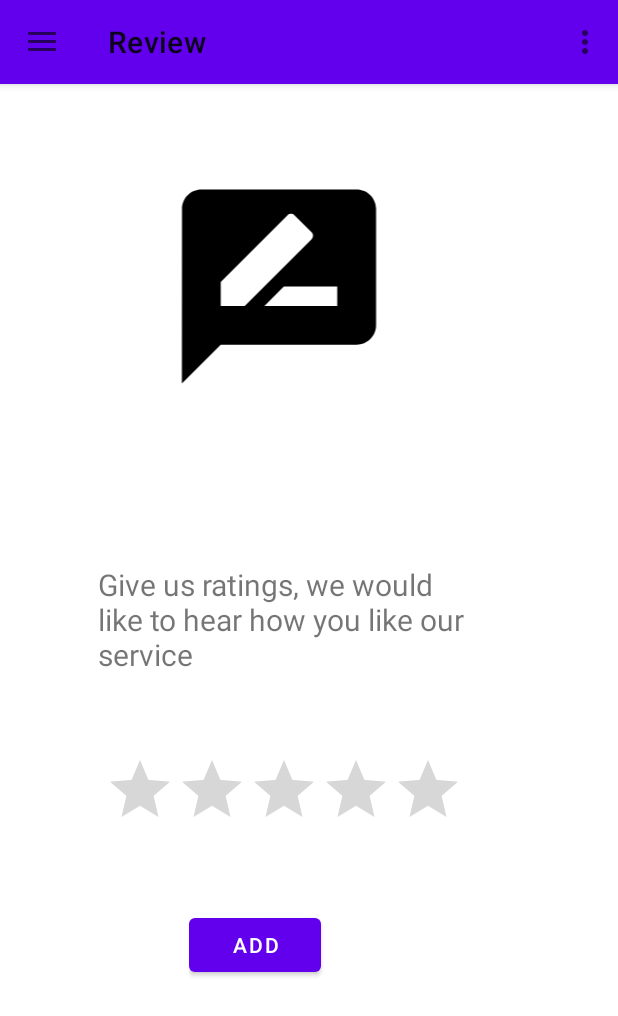
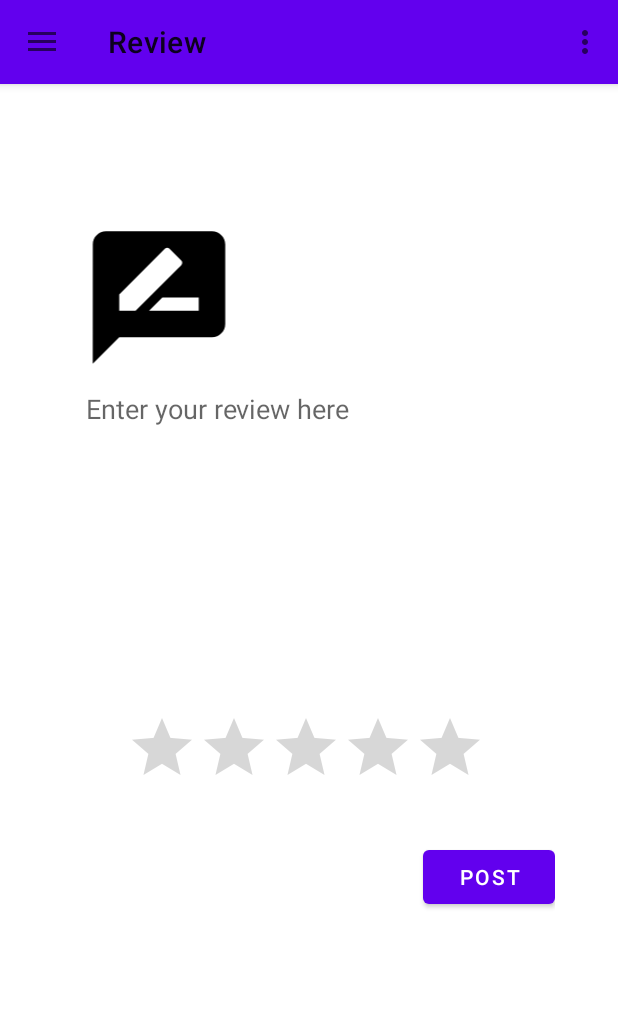
Before and after one commit to ancahutupasu/HeServices2, an Android app: the ReviewFragment screen opened through its navigation route, on a phone screen of 412 x 824 dp. Shown: the top 1016 px of the screen. Run offline under Robolectric (Android 15) with nearby library versions, the phone set to English and light mode, and no system bars; our stand-ins replace navigation-ui.

Commit message:
small change everywhere

```diff
--- a/app/src/main/java/com/example/heservices/MainActivity.java
+++ b/app/src/main/java/com/example/heservices/MainActivity.java
@@ -4,23 +4,18 @@ import androidx.appcompat.app.AppCompatActivity;
 import androidx.appcompat.widget.Toolbar;
 import androidx.core.view.GravityCompat;
 import androidx.drawerlayout.widget.DrawerLayout;
-import androidx.lifecycle.Observer;
-import androidx.lifecycle.ViewModelProvider;
 import androidx.navigation.NavController;
 import androidx.navigation.Navigation;
 import androidx.navigation.ui.AppBarConfiguration;
 import androidx.navigation.ui.NavigationUI;
 
 import android.os.Bundle;
-import android.provider.ContactsContract;
 import android.view.Menu;
 import android.view.MenuItem;
 import android.view.View;
 
 import com.google.android.material.bottomnavigation.BottomNavigationView;
 import com.google.android.material.navigation.NavigationView;
-
-import java.util.List;
 
 public class MainActivity extends AppCompatActivity {
     NavController navController;
@@ -54,10 +49,9 @@ public class MainActivity extends AppCompatActivity {
                 R.id.nav_about,
                 R.id.nav_contact,
                 R.id.nav_delivery,
-                R.id.nav_feedback,
                 R.id.nav_review,
                 R.id.nav_services,
-                R.id.nav_account,
+                R.id.nav_signin,
                 R.id.nav_setting,
                 R.id.nav_register,
                 R.id.nav_signup
--- a/app/src/main/java/com/example/heservices/account/AccountViewModel.java
+++ /dev/null
@@ -1,6 +0,0 @@
-package com.example.heservices.account;
-
-import androidx.lifecycle.ViewModel;
-
-public class AccountViewModel extends ViewModel {
-}
--- a/app/src/main/java/com/example/heservices/feedback/FeedbackViewModel.java
+++ /dev/null
@@ -1,6 +0,0 @@
-package com.example.heservices.feedback;
-
-import androidx.lifecycle.ViewModel;
-
-public class FeedbackViewModel extends ViewModel {
-}
--- /dev/null
+++ b/app/src/main/java/com/example/heservices/signiN/singInViewModel.java
@@ -0,0 +1,6 @@
+package com.example.heservices.signiN;
+
+import androidx.lifecycle.ViewModel;
+
+public class singInViewModel extends ViewModel {
+}
--- a/app/src/main/res/layout/fragment_review.xml
+++ b/app/src/main/res/layout/fragment_review.xml
@@ -6,93 +6,70 @@
     android:layout_height="match_parent">
 
     <LinearLayout
-        android:id="@+id/linearLayout5"
-        android:layout_width="280dp"
-        android:layout_height="86dp"
-        android:orientation="horizontal"
+        android:layout_width="328dp"
+        android:layout_height="589dp"
+        android:orientation="vertical"
         app:layout_constraintBottom_toBottomOf="parent"
         app:layout_constraintEnd_toEndOf="parent"
-        app:layout_constraintHorizontal_bias="0.496"
         app:layout_constraintStart_toStartOf="parent"
-        app:layout_constraintTop_toTopOf="parent"
-        app:layout_constraintVertical_bias="0.469">
-
-        <TextView
-            android:id="@+id/textView4"
-            android:layout_width="249dp"
-            android:layout_height="75dp"
-            android:text="Give us ratings, we would like to hear how you like our service"
-            android:textSize="20sp" />
-    </LinearLayout>
+        app:layout_constraintTop_toTopOf="parent">
 
         <LinearLayout
-        android:id="@+id/linearLayout15"
-        android:layout_width="253dp"
-        android:layout_height="170dp"
-        android:orientation="horizontal"
-        app:layout_constraintBottom_toBottomOf="parent"
-        app:layout_constraintEnd_toEndOf="parent"
-        app:layout_constraintHorizontal_bias="0.436"
-        app:layout_constraintStart_toStartOf="parent"
-        app:layout_constraintTop_toTopOf="parent"
-        app:layout_constraintVertical_bias="0.096">
+            android:layout_width="match_parent"
+            android:layout_height="99dp"
+            android:orientation="horizontal">
 
             <ImageView
                 android:id="@+id/imageView11"
-            android:layout_width="233dp"
-            android:layout_height="155dp"
+                android:layout_width="128dp"
+                android:layout_height="106dp"
                 app:srcCompat="@drawable/ic_baseline_rate_review_24" />
-    </LinearLayout>
-
-    <LinearLayout
-        android:id="@+id/linearLayout14"
-        android:layout_width="127dp"
-        android:layout_height="59dp"
-        android:orientation="horizontal"
-        app:layout_constraintBottom_toBottomOf="parent"
-        app:layout_constraintEnd_toEndOf="parent"
-        app:layout_constraintHorizontal_bias="0.443"
-        app:layout_constraintStart_toStartOf="parent"
-        app:layout_constraintTop_toTopOf="parent"
-        app:layout_constraintVertical_bias="0.776">
 
         </LinearLayout>
 
         <LinearLayout
-        android:id="@+id/linearLayout13"
-        android:layout_width="127dp"
-        android:layout_height="59dp"
-        android:orientation="horizontal"
-        app:layout_constraintBottom_toBottomOf="parent"
-        app:layout_constraintEnd_toEndOf="parent"
-        app:layout_constraintHorizontal_bias="0.443"
-        app:layout_constraintStart_toStartOf="parent"
-        app:layout_constraintTop_toTopOf="parent"
-        app:layout_constraintVertical_bias="0.776">
+            android:layout_width="match_parent"
+            android:layout_height="188dp"
+            android:orientation="vertical">
+
+            <EditText
+                android:id="@+id/name"
+                android:layout_width="match_parent"
+                android:layout_height="178dp"
+                android:layout_marginBottom="20dp"
+                android:background="@android:color/transparent"
+                android:ems="10"
+                android:gravity="start|top"
+                android:hint="Enter your review here"
+                android:inputType="textMultiLine"
+                android:padding="15dp" />
+        </LinearLayout>
+
+        <RatingBar
+            android:id="@+id/ratingReviewBar"
+            android:layout_width="match_parent"
+            android:layout_height="128dp"
+            android:padding="42dp"
+            tools:ignore="MissingConstraints,SpeakableTextPresentCheck" />
+
+        <LinearLayout
+            android:layout_width="match_parent"
+            android:layout_height="82dp"
+            android:orientation="horizontal">
+
+            <Space
+                android:layout_width="wrap_content"
+                android:layout_height="49dp"
+                android:layout_weight="1" />
 
             <Button
                 android:id="@+id/add"
                 android:layout_width="wrap_content"
                 android:layout_height="wrap_content"
-            android:text="Add" />
+                android:text="Post" />
+
         </LinearLayout>
 
-    <LinearLayout
-        android:layout_width="261dp"
-        android:layout_height="62dp"
-        android:orientation="horizontal"
-        app:layout_constraintBottom_toBottomOf="parent"
-        app:layout_constraintEnd_toEndOf="parent"
-        app:layout_constraintHorizontal_bias="0.46"
-        app:layout_constraintStart_toStartOf="parent"
-        app:layout_constraintTop_toTopOf="parent"
-        app:layout_constraintVertical_bias="0.633">
-
-        <RatingBar
-            android:id="@+id/ratingReviewBar"
-            android:layout_width="wrap_content"
-            android:layout_height="wrap_content"
-            tools:ignore="MissingConstraints,SpeakableTextPresentCheck" />
     </LinearLayout>
 
 
--- a/app/src/main/res/layout/fragment_signup.xml
+++ b/app/src/main/res/layout/fragment_signup.xml
@@ -154,7 +154,7 @@
         tools:ignore="UsingOnClickInXml" />
 
     <Button
-        android:id="@+id/singup"
+        android:id="@+id/register"
         android:layout_width="94dp"
         android:layout_height="39dp"
         android:background="@drawable/round_border2"
--- a/app/src/main/res/menu/navigation_drawer.xml
+++ b/app/src/main/res/menu/navigation_drawer.xml
@@ -27,18 +27,13 @@
     <group android:id="@+id/other">
 
         <item
-            android:id="@+id/nav_feedback"
-            android:icon="@drawable/ic_baseline_feedback_24"
-            android:title="Feedback" />
-
-        <item
             android:id="@+id/nav_review"
             android:icon="@drawable/ic_baseline_rate_review_24"
             android:title="Review" />
         <item
-            android:id="@+id/nav_account"
+            android:id="@+id/nav_signin"
             android:icon="@drawable/ic_baseline_supervisor_account_24"
-            android:title="Account" />
+            android:title="Sign in" />
         <item
             android:id="@+id/nav_register"
             android:icon="@drawable/ic_baseline_supervisor_account_24"
@@ -46,6 +41,6 @@
         <item
             android:id="@+id/nav_signup"
             android:icon="@drawable/ic_baseline_supervisor_account_24"
-            android:title="Signup" />
+            android:title="Sign up" />
     </group>
 </menu>
--- a/app/src/main/res/navigation/navigation.xml
+++ b/app/src/main/res/navigation/navigation.xml
@@ -36,11 +36,6 @@ app:startDestination="@+id/nav_home">
         />
 
     <fragment
-        android:id="@+id/nav_feedback"
-        android:name="com.example.heservices.feedback.FeedbackFragment"
-        android:label="Feedback"
-        />
-    <fragment
         android:id="@+id/nav_review"
         android:name="com.example.heservices.review.ReviewFragment"
         android:label="Review"
@@ -51,10 +46,9 @@ app:startDestination="@+id/nav_home">
         android:label="Express"
         />
     <fragment
-        android:id="@+id/nav_account"
-        android:name="com.example.heservices.account.AccountFragment"
-        android:label="Account"
-        />
+        android:id="@+id/nav_signin"
+        android:name="com.example.heservices.signiN.signInFragment"
+        android:label="Sign in" />
     <fragment
         android:id="@+id/nav_register"
         android:name="com.example.heservices.register.RegisterFragment"
```
Also changed, not shown: app/src/main/java/com/example/heservices/feedback/FeedbackFragment.java (deleted, +0 -17 lines), app/src/main/java/com/example/heservices/signiN/signInFragment.java (renamed from app/src/main/java/com/example/heservices/account/AccountFragment.java, +5 -5 lines), app/src/main/java/com/example/heservices/signup/SignupFragment.java (+47 -2 lines), app/src/main/res/layout/fragment_feedback.xml (deleted, +0 -93 lines), app/src/main/res/layout/fragment_signin.xml (renamed from app/src/main/res/layout/fragment_account.xml). Lines whose indentation alone changed are shown as unchanged.
